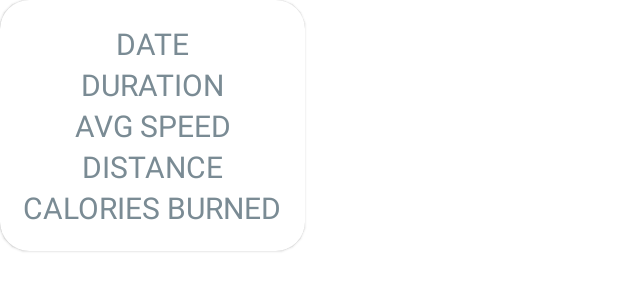
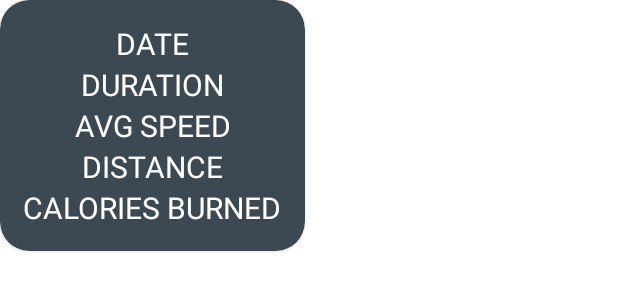
Before and after one commit to itsurravi/Running_Track, an Android app: the layout marker_view.xml on its own in the app's theme, with its tools: preview values and no code run, on a phone screen of 412 x 824 dp. Shown: the top 300 px of the screen. Run offline under Robolectric (Android 15) with nearby library versions, the phone set to English and light mode, and no system bars.

Commit message:
Color setup

```diff
--- a/app/src/main/res/layout-land/fragment_statistics.xml
+++ b/app/src/main/res/layout-land/fragment_statistics.xml
@@ -118,7 +118,7 @@
         android:layout_width="0dp"
         android:layout_height="0dp"
         android:layout_margin="@dimen/_16sdp"
-        app:cardBackgroundColor="@color/colorBackground"
+        app:cardBackgroundColor="@color/statsChartBackground"
         app:cardCornerRadius="@dimen/_10sdp"
         app:cardElevation="@dimen/_10sdp"
         app:cardPreventCornerOverlap="true"
--- a/app/src/main/res/layout-land/fragment_tracking.xml
+++ b/app/src/main/res/layout-land/fragment_tracking.xml
@@ -78,9 +78,7 @@
         android:id="@+id/materialCardView"
         android:layout_width="0dp"
         android:layout_height="0dp"
-        android:layout_margin="@dimen/_16sdp"
         app:cardBackgroundColor="@color/colorBackground"
-        app:cardCornerRadius="@dimen/_10sdp"
         app:cardElevation="@dimen/_20sdp"
         app:cardPreventCornerOverlap="true"
         app:layout_constraintBottom_toBottomOf="parent"
--- a/app/src/main/res/layout/fragment_statistics.xml
+++ b/app/src/main/res/layout/fragment_statistics.xml
@@ -116,7 +116,7 @@
         android:layout_width="match_parent"
         android:layout_height="0dp"
         android:layout_margin="@dimen/_16sdp"
-        app:cardBackgroundColor="@color/colorBackground"
+        app:cardBackgroundColor="@color/statsChartBackground"
         app:cardCornerRadius="@dimen/_10sdp"
         app:cardElevation="@dimen/_10sdp"
         app:cardPreventCornerOverlap="true"
--- a/app/src/main/res/layout/marker_view.xml
+++ b/app/src/main/res/layout/marker_view.xml
@@ -4,7 +4,7 @@
     xmlns:tools="http://schemas.android.com/tools"
     android:layout_width="wrap_content"
     android:layout_height="wrap_content"
-    app:cardBackgroundColor="@color/colorWhite"
+    app:cardBackgroundColor="@color/lightBaseFill"
     app:cardCornerRadius="@dimen/_15sdp">
 
     <LinearLayout
@@ -18,7 +18,7 @@
             android:layout_width="match_parent"
             android:layout_height="wrap_content"
             android:gravity="center"
-            android:textColor="@color/lightTextSecondary"
+            android:textColor="@color/colorWhite"
             android:textSize="20sp"
             tools:text="DATE" />
 
@@ -28,7 +28,7 @@
             android:layout_height="wrap_content"
             android:gravity="center"
             tools:text="DURATION"
-            android:textColor="@color/lightTextSecondary"
+            android:textColor="@color/colorWhite"
             android:textSize="20sp" />
 
         <TextView
@@ -37,7 +37,7 @@
             android:layout_height="wrap_content"
             android:gravity="center"
             tools:text="AVG SPEED"
-            android:textColor="@color/lightTextSecondary"
+            android:textColor="@color/colorWhite"
             android:textSize="20sp" />
 
         <TextView
@@ -46,7 +46,7 @@
             android:layout_height="wrap_content"
             android:gravity="center"
             tools:text="DISTANCE"
-            android:textColor="@color/lightTextSecondary"
+            android:textColor="@color/colorWhite"
             android:textSize="20sp" />
 
         <TextView
@@ -55,7 +55,7 @@
             android:layout_height="wrap_content"
             android:gravity="center"
             tools:text="CALORIES BURNED"
-            android:textColor="@color/lightTextSecondary"
+            android:textColor="@color/colorWhite"
             android:textSize="20sp" />
 
     </LinearLayout>
--- /dev/null
+++ b/app/src/main/res/values-v23/styles.xml
@@ -0,0 +1,14 @@
+<?xml version="1.0" encoding="utf-8"?>
+<resources>
+
+    <style name="AppTheme" parent="Theme.MaterialComponents.Light.NoActionBar">
+        <!-- Original AppCompat attributes. -->
+        <item name="colorPrimary">@color/colorPrimary</item>
+        <item name="colorPrimaryDark">@color/colorWhite</item>
+        <item name="colorAccent">@color/colorAccent</item>
+        <item name="colorError">@color/errorColor</item>
+        <item name="android:windowLightStatusBar">true</item>
+
+        <item name="alertDialogTheme">@style/AlertDialogTheme</item>
+    </style>
+</resources>
--- a/app/src/main/res/values/colors.xml
+++ b/app/src/main/res/values/colors.xml
@@ -3,9 +3,9 @@
     <color name="colorPrimary">#7A8B94</color>
     <color name="colorPrimaryDark">#7A8B94</color>
     <color name="colorAccent">#3C4852</color>
-    <color name="colorBackground">#f7efed</color>
     <color name="colorBlack">#000000</color>
     <color name="colorWhite">#FFFFFF</color>
+    <color name="colorBackground">@color/colorWhite</color>
 
     <color name="toolbarColor">@color/colorPrimary</color>
     <color name="errorColor">#EB5757</color>
@@ -14,5 +14,6 @@
     <color name="lightTextPrimary">#3C4852</color>
     <color name="lightTextSecondary">#7A8B94</color>
     <color name="lightBaseFill">#3C4852</color>
+    <color name="statsChartBackground">#f7efed</color>
 
 </resources>
--- a/app/src/main/res/values/styles.xml
+++ b/app/src/main/res/values/styles.xml
@@ -3,7 +3,7 @@
     <style name="AppTheme" parent="Theme.MaterialComponents.Light.NoActionBar">
         <!-- Original AppCompat attributes. -->
         <item name="colorPrimary">@color/colorPrimary</item>
-        <item name="colorPrimaryDark">@color/colorPrimaryDark</item>
+        <item name="colorPrimaryDark">@color/colorWhite</item>
         <item name="colorAccent">@color/colorAccent</item>
         <item name="colorError">@color/errorColor</item>
 
```
Also changed, not shown: app/src/main/java/com/ravisharma/runningtrack/ui/MainActivity.kt (+7 -7 lines), app/src/main/res/layout/activity_main.xml (+10 -16 lines), app/src/main/res/layout/fragment_tracking.xml (+12 -12 lines).
